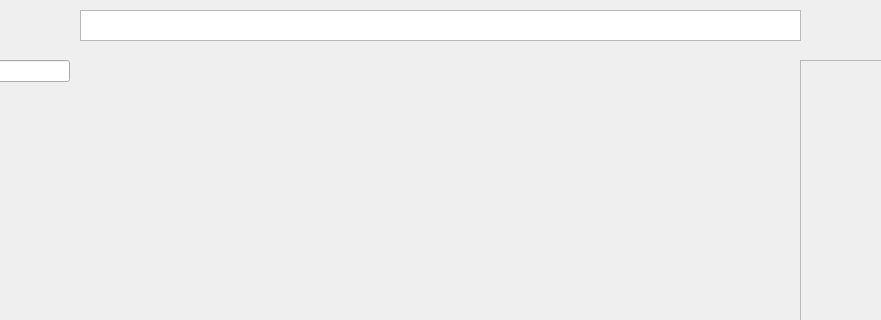
First picture: the form in FinCore/ui/designer/main_window.ui, repository claudioAB-dev/FinCore, before the edit; both pictures show x 100 to 981 and y 0 to 320 of the 1094 by 765 pixel window.
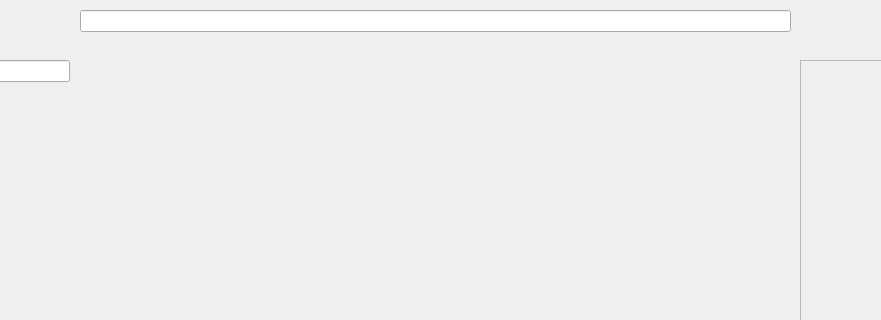
Second picture: the form after the edit.

Commit message: This version add the SQLite DB function and optimize the UI.

The edit to the form file:
```diff
--- a/FinCore/ui/designer/main_window.ui
+++ b/FinCore/ui/designer/main_window.ui
@@ -29,16 +29,6 @@
      </property>
     </layout>
    </widget>
-   <widget class="QTextBrowser" name="textBrowser">
-    <property name="geometry">
-     <rect>
-      <x>180</x>
-      <y>10</y>
-      <width>721</width>
-      <height>31</height>
-     </rect>
-    </property>
-   </widget>
    <widget class="QWidget" name="gridLayoutWidget_2">
     <property name="geometry">
      <rect>
@@ -112,6 +102,16 @@
     </property>
     <layout class="QGridLayout" name="ExtraDataLayout"/>
    </widget>
+   <widget class="QLineEdit" name="MainSearchLine">
+    <property name="geometry">
+     <rect>
+      <x>180</x>
+      <y>10</y>
+      <width>711</width>
+      <height>22</height>
+     </rect>
+    </property>
+   </widget>
   </widget>
   <widget class="QMenuBar" name="menubar">
    <property name="geometry">
```
Left out of the diff: 3 changed lines with no effect on the pictures. The commit also changes 7 other files.
